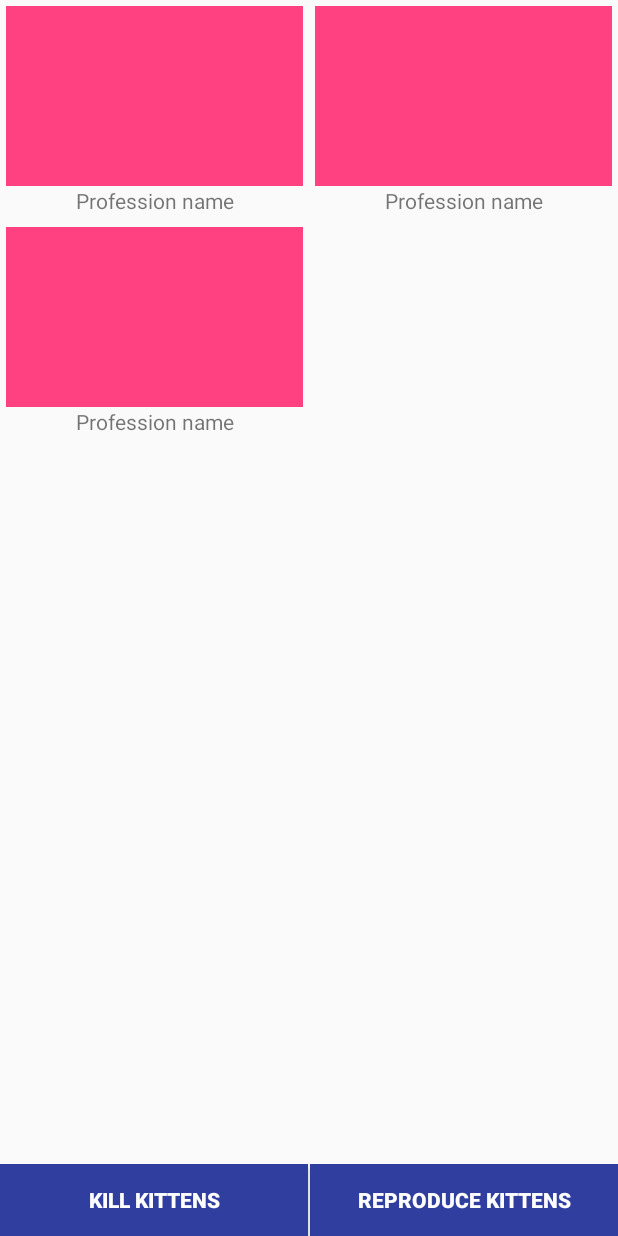
After one commit to ibracero/ArchSpike, an Android app: the layout activity_photos.xml on its own in the app's theme, with its tools: preview values and no code run, on a phone screen of 412 x 824 dp. The commit adds this screen. Run offline under Robolectric (Android 15) with nearby library versions, the phone set to English and light mode, and no system bars.

Commit message:
Improved viewmodel creation mechanism ListAdapter reduce/populate buttons

```diff
--- a/app/build.gradle
+++ b/app/build.gradle
@@ -52,5 +52,4 @@ dependencies {
     implementation 'com.squareup.moshi:moshi:1.5.0'
 
     implementation 'com.github.bumptech.glide:glide:4.7.1'
-    annotationProcessor 'com.github.bumptech.glide:compiler:4.7.1'
 }
--- /dev/null
+++ b/app/src/main/res/layout/activity_photos.xml
@@ -0,0 +1,64 @@
+<?xml version="1.0" encoding="utf-8"?>
+<android.support.constraint.ConstraintLayout xmlns:android="http://schemas.android.com/apk/res/android"
+    xmlns:app="http://schemas.android.com/apk/res-auto"
+    xmlns:tools="http://schemas.android.com/tools"
+    android:layout_width="match_parent"
+    android:layout_height="match_parent"
+    tools:context=".presentation.photo.PhotosActivity">
+
+    <LinearLayout
+        android:id="@+id/button_layout"
+        android:layout_width="0dp"
+        android:layout_height="wrap_content"
+        android:orientation="horizontal"
+        app:layout_constraintBottom_toBottomOf="parent"
+        app:layout_constraintEnd_toEndOf="parent"
+        app:layout_constraintStart_toStartOf="parent">
+
+        <Button
+            android:id="@+id/random_button"
+            android:layout_width="0dp"
+            android:layout_height="wrap_content"
+            android:layout_marginEnd="1dp"
+            android:layout_marginRight="1dp"
+            android:layout_weight="1"
+            android:background="@color/colorPrimaryDark"
+            android:text="Kill kittens"
+            android:textColor="#fff"
+            android:textStyle="bold" />
+
+        <Button
+            android:id="@+id/reload_button"
+            android:layout_width="0dp"
+            android:layout_height="wrap_content"
+            android:layout_weight="1"
+            android:background="@color/colorPrimaryDark"
+            android:text="Reproduce kittens"
+            android:textColor="#fff"
+            android:textStyle="bold" />
+
+    </LinearLayout>
+
+    <android.support.v7.widget.RecyclerView
+        android:id="@+id/profession_recycler_view"
+        android:layout_width="0dp"
+        android:layout_height="0dp"
+        app:layoutManager="android.support.v7.widget.GridLayoutManager"
+        app:layout_constraintBottom_toTopOf="@id/button_layout"
+        app:layout_constraintEnd_toEndOf="parent"
+        app:layout_constraintStart_toStartOf="parent"
+        app:layout_constraintTop_toTopOf="parent"
+        app:spanCount="2"
+        tools:listitem="@layout/item_photo" />
+
+    <ProgressBar
+        android:id="@+id/loading_view"
+        android:layout_width="40dp"
+        android:layout_height="40dp"
+        android:visibility="gone"
+        app:layout_constraintBottom_toBottomOf="parent"
+        app:layout_constraintEnd_toEndOf="parent"
+        app:layout_constraintStart_toStartOf="parent"
+        app:layout_constraintTop_toTopOf="parent" />
+
+</android.support.constraint.ConstraintLayout>
--- a/app/src/main/res/layout/item_profession.xml
+++ b/app/src/main/res/layout/item_photo.xml
@@ -13,6 +13,7 @@
         android:layout_width="match_parent"
         android:layout_height="wrap_content"
         android:minHeight="120dp"
+        android:scaleType="centerCrop"
         tools:src="@color/colorAccent" />
 
     <TextView
```
Also changed, not shown: app/src/main/java/com/ts/archspike/presentation/ViewModelExtensions.kt (added, +34 -0 lines), app/src/main/java/com/ts/archspike/presentation/photo/PhotosActivity.kt (+12 -12 lines), app/src/main/java/com/ts/archspike/presentation/photo/PhotosAdapter.kt (+14 -3 lines), app/src/main/java/com/ts/archspike/presentation/photo/viewmodel/PhotoViewModel.kt (deleted, +0 -48 lines), app/src/main/java/com/ts/archspike/presentation/photo/viewmodel/PhotosViewModel.kt (added, +56 -0 lines), app/src/main/res/layout/activity_professions.xml (deleted, +0 -31 lines).
